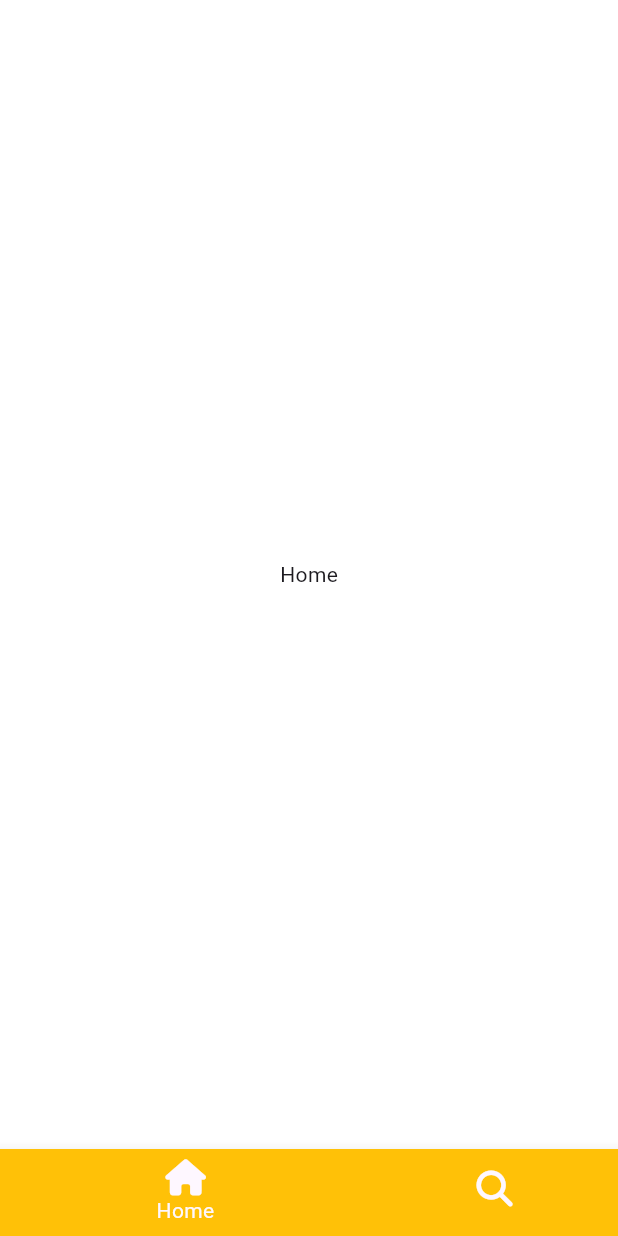
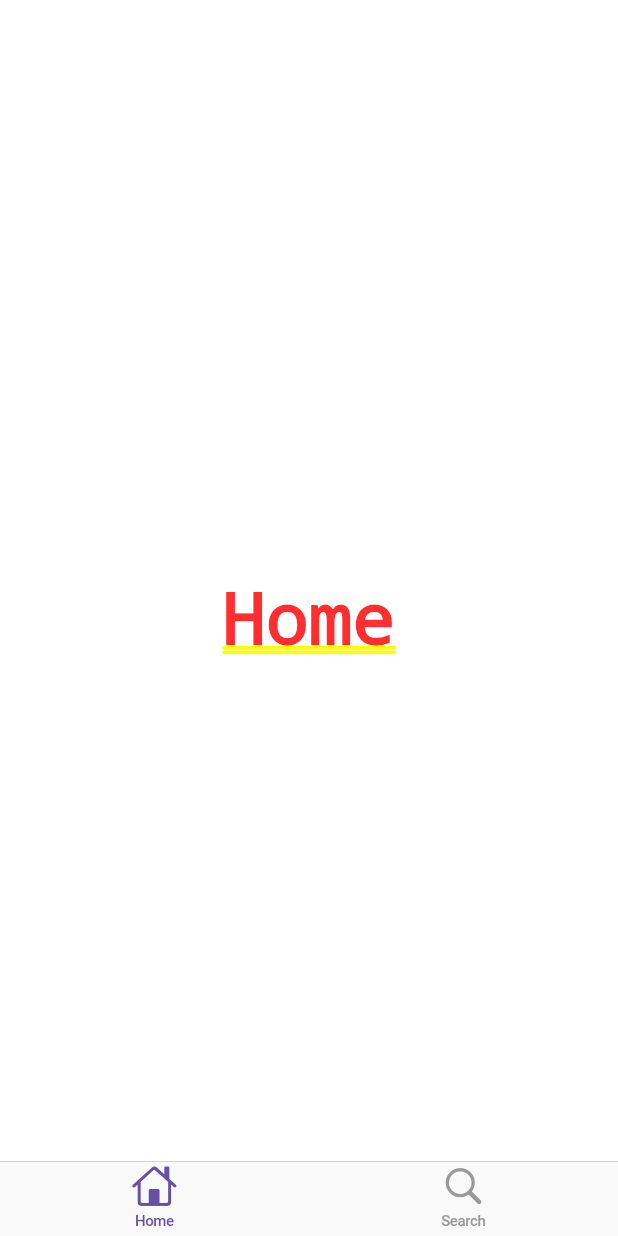
Before and after one commit to hchannni/flutter_tiktok_clone, a Flutter app: the screen it shows after launch, on a phone screen of 412 x 824 dp. Run offline on Flutter 3.47's test engine with Material 3 defaults, Android fonts, the phone set to English and light mode, and no system bars; our stand-ins replace font_awesome_flutter.

Commit message:
Feat: CupertinoTabBar 간단하게 알아보기

```diff
--- a/lib/features/main_navigation/main_navigation_screen.dart
+++ b/lib/features/main_navigation/main_navigation_screen.dart
@@ -1,3 +1,4 @@
+import 'package:flutter/cupertino.dart';
 import 'package:flutter/material.dart';
 import 'package:font_awesome_flutter/font_awesome_flutter.dart';
 
@@ -28,28 +29,44 @@
 
   @override
   Widget build(BuildContext context) {
-    return Scaffold(
-      body: screens[_selectedIndex],
-      bottomNavigationBar: BottomNavigationBar(
-        // selectedItemColor: Theme.of(context).primaryColor,
-        type: BottomNavigationBarType.shifting,
-        currentIndex: _selectedIndex,
-        onTap: _onTap,
+    // return Scaffold(
+    //   body: screens[_selectedIndex],
+    //   bottomNavigationBar: BottomNavigationBar(
+    //     // selectedItemColor: Theme.of(context).primaryColor,
+    //     type: BottomNavigationBarType.shifting,
+    //     currentIndex: _selectedIndex,
+    //     onTap: _onTap,
+    //     items: [
+    //       BottomNavigationBarItem(
+    //         icon: FaIcon(FontAwesomeIcons.house),
+    //         label: "Home",
+    //         tooltip: "What are you?",
+    //         backgroundColor: Colors.amber,
+    //       ),
+    //       BottomNavigationBarItem(
+    //         icon: FaIcon(FontAwesomeIcons.magnifyingGlass),
+    //         label: "Search",
+    //         tooltip: "What are you?",
+    //         backgroundColor: Colors.teal,
+    //       ),
+    //     ],
+    //   ),
+    // );
+
+    return CupertinoTabScaffold(
+      tabBar: CupertinoTabBar(
         items: [
           BottomNavigationBarItem(
-            icon: FaIcon(FontAwesomeIcons.house),
+            icon: Icon(CupertinoIcons.house),
             label: "Home",
-            tooltip: "What are you?",
-            backgroundColor: Colors.amber,
           ),
           BottomNavigationBarItem(
-            icon: FaIcon(FontAwesomeIcons.magnifyingGlass),
+            icon: Icon(CupertinoIcons.search),
             label: "Search",
-            tooltip: "What are you?",
-            backgroundColor: Colors.teal,
           ),
         ],
       ),
+      tabBuilder: (context, index) => screens[index],
     );
   }
 }
```
